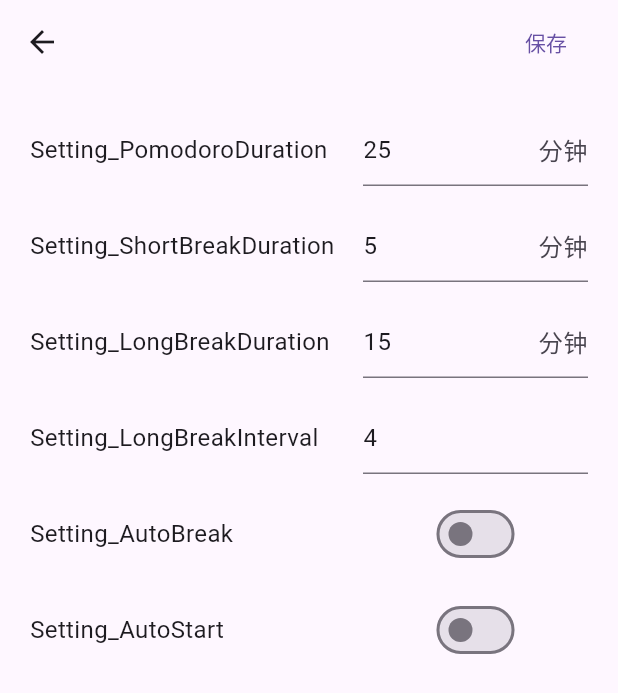
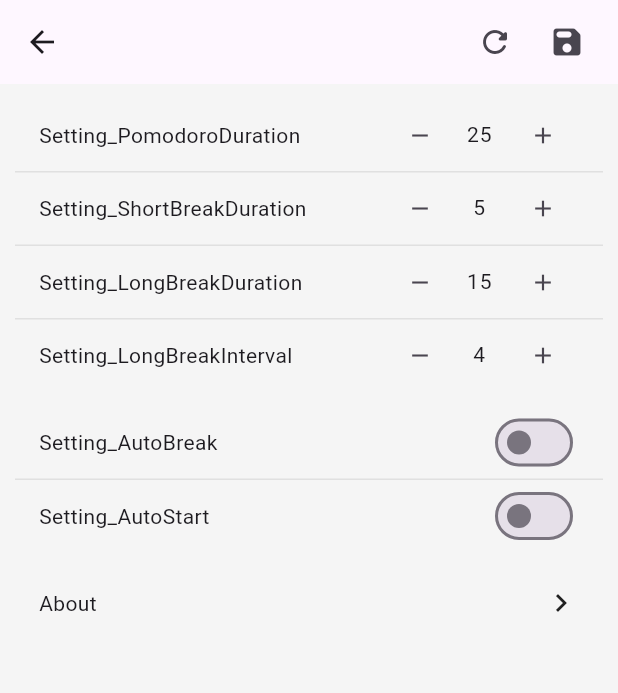
Before and after one commit to Dymaic/k_pomodoro, a Flutter app: the SettingPage screen opened by its route, on a phone screen of 412 x 824 dp. Shown: the top 693 px of the screen. Run offline on Flutter 3.47's test engine with Material 3 defaults, Android fonts, the light colour scheme and no system bars; our stand-ins replace easy_localization, flutter_riverpod, freezed_annotation, go_router, hive, isar; missing offline and left inert: k_skin; accounts and stored records are empty; generated files the repository leaves out were written again.

Commit message:
优化设置页 Fixes #18

```diff
--- a/lib/core/route/router.dart
+++ b/lib/core/route/router.dart
@@ -1,4 +1,5 @@
 import 'package:go_router/go_router.dart';
+import 'package:k_pomodoro/features/pomodoro/presentation/pages/about_page.dart';
 import 'package:k_pomodoro/features/pomodoro/presentation/pages/home_page.dart';
 import 'package:k_pomodoro/features/pomodoro/presentation/pages/setting_page.dart';
 import 'package:k_pomodoro/features/pomodoro/presentation/pages/tasks/tasks_page.dart';
@@ -22,6 +23,12 @@ final router = GoRouter(
       builder: (context, state) {
         return const TasksPage(); // Replace with your task list page
       },
-    )
+    ),
+    GoRoute(
+      path: "/about",
+      builder: (context, state) {
+        return const AboutPage();
+      },
+    ),
   ],
 );
--- a/lib/features/pomodoro/presentation/pages/setting_page.dart
+++ b/lib/features/pomodoro/presentation/pages/setting_page.dart
@@ -3,6 +3,7 @@ import 'package:flutter_riverpod/flutter_riverpod.dart';
 import 'package:go_router/go_router.dart';
 import 'package:k_pomodoro/core/constants/locale_keys.dart';
 import 'package:k_pomodoro/features/pomodoro/presentation/providers/setting_providers.dart';
+import 'package:k_skin/k_skin.dart';
 
 /// Setting Page
 class SettingPage extends ConsumerStatefulWidget {
@@ -17,6 +18,10 @@ class _SettingPageState extends ConsumerState<SettingPage> {
   late final TextEditingController _shortBreakController;
   late final TextEditingController _longBreakController;
   late final TextEditingController _longBreakIntervalController;
+
+  // 本地状态，用于临时保存Switch的值
+  bool? _tempAutoStartBreak;
+  bool? _tempAutoStartPomodoro;
 
   @override
   void initState() {
@@ -41,6 +46,10 @@ class _SettingPageState extends ConsumerState<SettingPage> {
     final settingState = ref.watch(settingStateProvider);
     final settingStateNotifier = ref.read(settingStateProvider.notifier);
 
+    // 初始化临时状态（如果还未设置）
+    _tempAutoStartBreak ??= settingState.isAutoStartBreak;
+    _tempAutoStartPomodoro ??= settingState.isAutoStartPomodoro;
+
     _pomodoroController.text = settingState.pomodoroDuration.toString();
     _shortBreakController.text = settingState.shortBreakDuration.toString();
     _longBreakController.text = settingState.longBreakDuration.toString();
@@ -49,14 +58,42 @@ class _SettingPageState extends ConsumerState<SettingPage> {
         .toString();
 
     return Scaffold(
+      backgroundColor: Colors.grey[100],
       appBar: AppBar(
         leading: IconButton(
           icon: const Icon(Icons.arrow_back),
           onPressed: () => context.pop(),
         ),
         actions: [
-          TextButton(
+          // 重置按钮
+          IconButton(
             onPressed: () {
+              setState(() {
+                // 重置所有临时状态到原始值
+                final settingState = ref.read(settingStateProvider);
+                _pomodoroController.text = settingState.pomodoroDuration
+                    .toString();
+                _shortBreakController.text = settingState.shortBreakDuration
+                    .toString();
+                _longBreakController.text = settingState.longBreakDuration
+                    .toString();
+                _longBreakIntervalController.text = settingState
+                    .pomodoroCountBeforeLongBreak
+                    .toString();
+                _tempAutoStartBreak = settingState.isAutoStartBreak;
+                _tempAutoStartPomodoro = settingState.isAutoStartPomodoro;
+              });
+
+              ScaffoldMessenger.of(
+                context,
+              ).showSnackBar(const SnackBar(content: Text('已重置为原始设置')));
+            },
+            icon: const Icon(Icons.refresh_rounded),
+          ),
+          // 保存按钮
+          IconButton(
+            onPressed: () {
+              // 保存所有设置到数据库
               settingStateNotifier.updateSettings(
                 settingState.copyWith(
                   pomodoroDuration: int.parse(_pomodoroController.text),
@@ -65,88 +102,75 @@ class _SettingPageState extends ConsumerState<SettingPage> {
                   pomodoroCountBeforeLongBreak: int.parse(
                     _longBreakIntervalController.text,
                   ),
+                  isAutoStartBreak: _tempAutoStartBreak!,
+                  isAutoStartPomodoro: _tempAutoStartPomodoro!,
                 ),
               );
+
+              // 显示保存成功的提示
+              ScaffoldMessenger.of(
+                context,
+              ).showSnackBar(const SnackBar(content: Text('设置已保存')));
             },
-            child: const Text('保存'),
+            icon: const Icon(Icons.save_rounded),
           ),
-          const SizedBox(width: 16),
+          const SizedBox(width: 10),
         ],
       ),
       body: Container(
         width: double.infinity,
-        padding: const EdgeInsets.all(20),
+        padding: const EdgeInsets.all(10),
         child: Column(
           children: [
             _buildSettingRow(
               LocaleKeys.Setting_PomodoroDuration,
-              TextField(
-                decoration: InputDecoration(
-                  hintText: settingState.pomodoroDuration.toString(),
-                  suffix: Text('分钟'),
-                ),
-                controller: _pomodoroController,
-                keyboardType: TextInputType.number,
-              ),
+              _buildCountInput(numController: _pomodoroController),
             ),
-            const SizedBox(height: 16),
+            Divider(height: 1, thickness: 1, color: Colors.grey[300]),
             _buildSettingRow(
               LocaleKeys.Setting_ShortBreakDuration,
-              TextField(
-                decoration: InputDecoration(
-                  hintText: settingState.shortBreakDuration.toString(),
-                  suffix: Text('分钟'),
-                ),
-                controller: _shortBreakController,
-                keyboardType: TextInputType.number,
-              ),
+              _buildCountInput(numController: _shortBreakController),
             ),
-            const SizedBox(height: 16),
+            Divider(height: 1, thickness: 1, color: Colors.grey[300]),
             _buildSettingRow(
               LocaleKeys.Setting_LongBreakDuration,
-              TextField(
-                decoration: InputDecoration(
-                  hintText: settingState.longBreakDuration.toString(),
-                  suffix: Text('分钟'),
-                ),
-                controller: _longBreakController,
-                keyboardType: TextInputType.number,
-              ),
+              _buildCountInput(numController: _longBreakController),
             ),
-            const SizedBox(height: 16),
+            Divider(height: 1, thickness: 1, color: Colors.grey[300]),
             _buildSettingRow(
               LocaleKeys.Setting_LongBreakInterval,
-              TextField(
-                decoration: InputDecoration(
-                  hintText: settingState.pomodoroCountBeforeLongBreak
-                      .toString(),
-                ),
-                controller: _longBreakIntervalController,
-                keyboardType: TextInputType.number,
-              ),
+              _buildCountInput(numController: _longBreakIntervalController),
             ),
-            const SizedBox(height: 16),
+            SizedBox(height: 10),
             _buildSettingRow(
               LocaleKeys.Setting_AutoBreak,
               Switch(
-                value: settingState.isAutoStartBreak,
+                value: _tempAutoStartBreak!,
                 onChanged: (value) {
-                  settingStateNotifier.updateSettings(
-                    settingState.copyWith(isAutoStartBreak: value),
-                  );
+                  setState(() {
+                    _tempAutoStartBreak = value;
+                  });
                 },
               ),
             ),
-            const SizedBox(height: 16),
+            Divider(height: 1, thickness: 1, color: Colors.grey[300]),
             _buildSettingRow(
               LocaleKeys.Setting_AutoStart,
               Switch(
-                value: settingState.isAutoStartPomodoro,
+                value: _tempAutoStartPomodoro!,
                 onChanged: (value) {
-                  settingStateNotifier.updateSettings(
-                    settingState.copyWith(isAutoStartPomodoro: value),
-                  );
+                  setState(() {
+                    _tempAutoStartPomodoro = value;
+                  });
                 },
+              ),
+            ),
+            SizedBox(height: 10),
+            InkWell(
+              onTap: () => context.push('/about'),
+              child: _buildSettingRow(
+                "About",
+                Icon(Icons.keyboard_arrow_right),
               ),
             ),
           ],
@@ -156,12 +180,67 @@ class _SettingPageState extends ConsumerState<SettingPage> {
   }
 
   Widget _buildSettingRow(String label, Widget widget) {
-    return Row(
-      mainAxisAlignment: MainAxisAlignment.spaceBetween,
-      children: [
-        Text(label, style: const TextStyle(fontSize: 16)),
-        SizedBox(width: 150, child: widget),
-      ],
+    return Container(
+      height: 48,
+      decoration: BoxDecoration(
+        color: KThemeManager.instance.currentTheme.colorScheme.surface,
+      ),
+      padding: const EdgeInsets.symmetric(horizontal: 16),
+      child: Row(
+        mainAxisAlignment: MainAxisAlignment.spaceBetween,
+        children: [
+          Expanded(child: Text(label, style: const TextStyle(fontSize: 14))),
+          widget,
+        ],
+      ),
+    );
+  }
+
+  Widget _buildCountInput({required TextEditingController numController}) {
+    return SizedBox(
+      width: 130,
+      child: Row(
+        children: [
+          IconButton(
+            iconSize: 18,
+            onPressed: numController.text == '1'
+                ? null
+                : () {
+                    int currentValue = int.parse(numController.text);
+                    if (currentValue > 1) {
+                      numController.text = (currentValue - 1).toString();
+                    }
+                  },
+            icon: Icon(
+              Icons.remove,
+              color: numController.text == '1' ? Colors.grey : null,
+            ),
+          ),
+          Expanded(
+            child: TextField(
+              controller: numController,
+              keyboardType: TextInputType.number,
+              textAlign: TextAlign.center,
+              style: const TextStyle(fontSize: 14),
+              decoration: const InputDecoration(border: InputBorder.none),
+              onChanged: (value) {
+                int? intValue = int.tryParse(value);
+                if (intValue != null && intValue < 1) {
+                  numController.text = '1';
+                }
+              },
+            ),
+          ),
+          IconButton(
+            iconSize: 18,
+            onPressed: () {
+              int currentValue = int.parse(numController.text);
+              numController.text = (currentValue + 1).toString();
+            },
+            icon: const Icon(Icons.add),
+          ),
+        ],
+      ),
     );
   }
 }
--- a/lib/features/pomodoro/presentation/pages/tasks/tasks_page.dart
+++ b/lib/features/pomodoro/presentation/pages/tasks/tasks_page.dart
@@ -94,6 +94,7 @@ class _TasksPageState extends ConsumerState<TasksPage> {
 
     return ListView.builder(
       padding: const EdgeInsets.all(16),
+      physics: const AlwaysScrollableScrollPhysics(),
       itemCount: tasks.length,
       itemBuilder: (context, index) {
         final task = tasks[index];
--- a/pubspec.yaml
+++ b/pubspec.yaml
@@ -46,6 +46,7 @@ dependencies:
   path_provider: ^2.1.5
   isar: ^3.1.0+1
   isar_flutter_libs: ^3.1.0+1
+  url_launcher: ^6.2.1
 
 dev_dependencies:
   riverpod_annotation: ^2.3.3
@@ -76,6 +77,7 @@ flutter:
   # To add assets to your application, add an assets section, like this:
   assets:
     - lib/assets/translations/
+    - lib/assets/images/
   #   - images/a_dot_burr.jpeg
   #   - images/a_dot_ham.jpeg
 
```
Also changed, not shown: lib/features/pomodoro/presentation/pages/about_page.dart (added, +79 -0 lines), lib/features/pomodoro/presentation/pages/home_page.dart (+23 -43 lines), lib/assets/images/logo.png (added).
